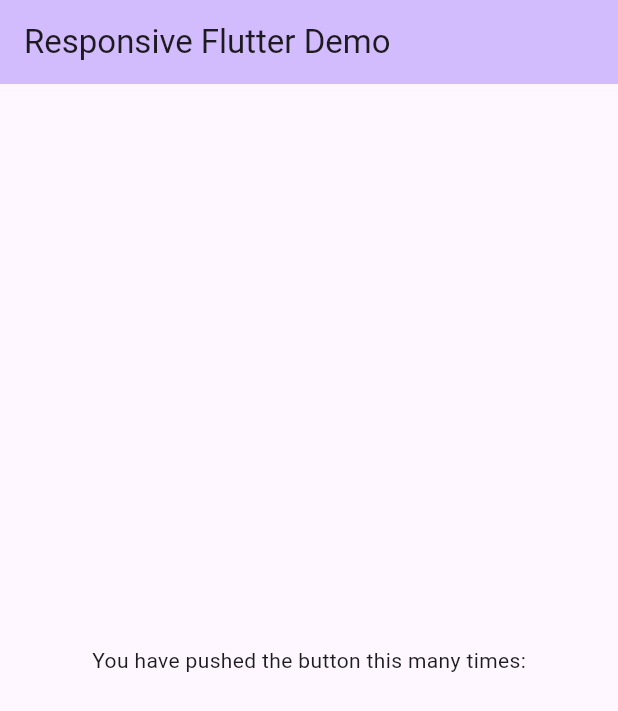
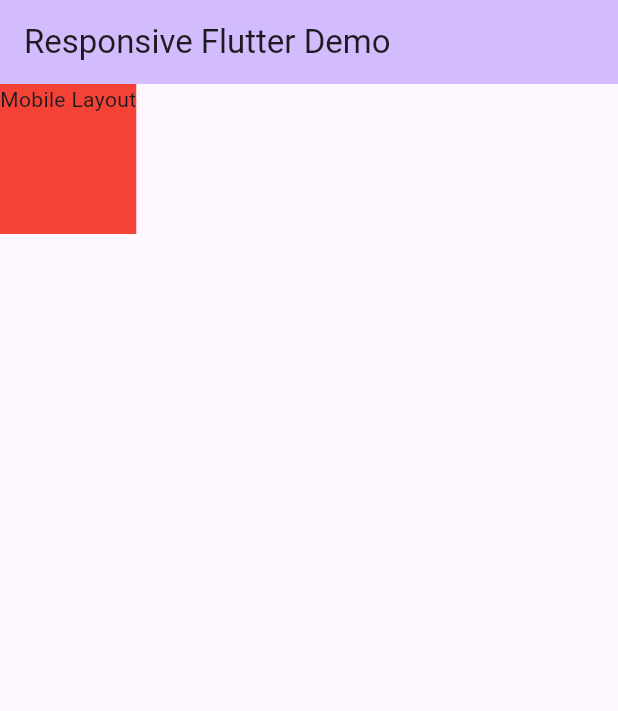
Before and after one commit to phanuphong100stars/flutter--responsive-app, a Flutter app: the screen it shows after launch, on a phone screen of 412 x 824 dp. Shown: the top 711 px of the screen. Run offline on Flutter 3.47's test engine with Material 3 defaults, Android fonts, the phone set to English and light mode, and no system bars.

Commit message:
feat: add responsive layouts for mobile, tablet, and desktop

```diff
--- /dev/null
+++ b/lib/layouts/mobile/mobile_layout.dart
@@ -0,0 +1,16 @@
+import 'package:flutter/material.dart';
+
+class MobileLayout extends StatefulWidget {
+  const MobileLayout({super.key});
+
+  @override
+  State<MobileLayout> createState() => _MobileLayoutState();
+}
+
+class _MobileLayoutState extends State<MobileLayout> {
+  @override
+  Widget build(BuildContext context) {
+    return Container(
+        color: Colors.red, height: 100, child: const Text('Mobile Layout'));
+  }
+}
--- a/lib/main.dart
+++ b/lib/main.dart
@@ -1,4 +1,7 @@
 import 'package:flutter/material.dart';
+import 'package:responsive_app/layouts/mobile/desktop_layout.dart';
+import 'package:responsive_app/layouts/mobile/mobile_layout.dart';
+import 'package:responsive_app/layouts/mobile/tablet_layout.dart';
 
 void main() {
   runApp(const MyApp());
@@ -37,21 +40,27 @@ class _MyHomePageState extends State<MyHomePage> {
 
   @override
   Widget build(BuildContext context) {
+    const int mobileScreenSize = 768;
+    const int tabletScreenSize = 976;
+    // const int desktopScreenSize = 976;
+
+    // final currentWidth = MediaQuery.of(context).size.width;
+
     return Scaffold(
-      appBar: AppBar(
-        backgroundColor: Theme.of(context).colorScheme.inversePrimary,
-        title: Text(widget.title),
-      ),
-      body: const Center(
-        child: Column(
-          mainAxisAlignment: MainAxisAlignment.center,
-          children: <Widget>[
-            Text(
-              'You have pushed the button this many times:',
-            ),
-          ],
+        appBar: AppBar(
+          backgroundColor: Theme.of(context).colorScheme.inversePrimary,
+          title: Text(widget.title),
         ),
-      ),
-    );
+        body: LayoutBuilder(builder: (context, constraints) {
+          if (constraints.maxWidth <= mobileScreenSize) {
+            return const MobileLayout();
+          }
+
+          if (constraints.maxWidth <= tabletScreenSize) {
+            return const TabletLayout();
+          }
+
+          return const DesktopLayout();
+        }));
   }
 }
```
Also changed, not shown: lib/layouts/mobile/desktop_layout.dart (added, +16 -0 lines), lib/layouts/mobile/tablet_layout.dart (added, +16 -0 lines).
